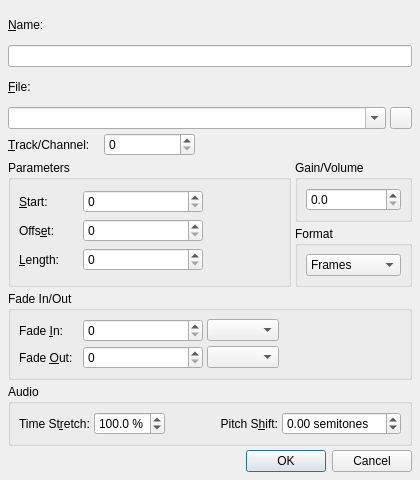
Above: src/qtractorClipForm.ui from rncbc/qtractor before the change. Below: the same form after it.
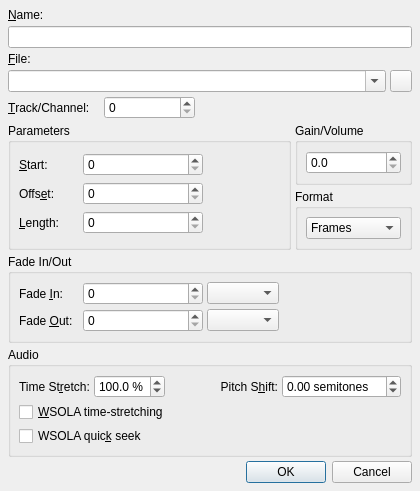
That is the form after the change. Icons and pictures are not drawn. Custom widgets are drawn as their Qt base class.

Commit message: - WSOLA vs. (lib)Rubberband time-stretching options are now   individualized on a per audio clip basis. (EXPERIMENTAL)

```diff
--- a/src/qtractorClipForm.ui
+++ b/src/qtractorClipForm.ui
@@ -519,6 +519,38 @@
         </property>
        </widget>
       </item>
+      <item row="1" column="0" colspan="4">
+       <widget class="QCheckBox" name="WsolaTimeStretchCheckBox">
+        <property name="font">
+         <font>
+          <weight>50</weight>
+          <bold>false</bold>
+         </font>
+        </property>
+        <property name="toolTip">
+         <string>Whether to use WSOLA time-stretching</string>
+        </property>
+        <property name="text">
+         <string>&amp;WSOLA time-stretching</string>
+        </property>
+       </widget>
+      </item>
+      <item row="2" column="0" colspan="4">
+       <widget class="QCheckBox" name="WsolaQuickSeekCheckBox">
+        <property name="font">
+         <font>
+          <weight>50</weight>
+          <bold>false</bold>
+         </font>
+        </property>
+        <property name="toolTip">
+         <string>Whether to apply WSOLA quick seek time-stretching</string>
+        </property>
+        <property name="text">
+         <string>WSOLA quic&amp;k seek</string>
+        </property>
+       </widget>
+      </item>
      </layout>
     </widget>
    </item>
```
Left out of the diff: 2 changed lines with no effect on the pictures. The commit also changes 16 other files.
